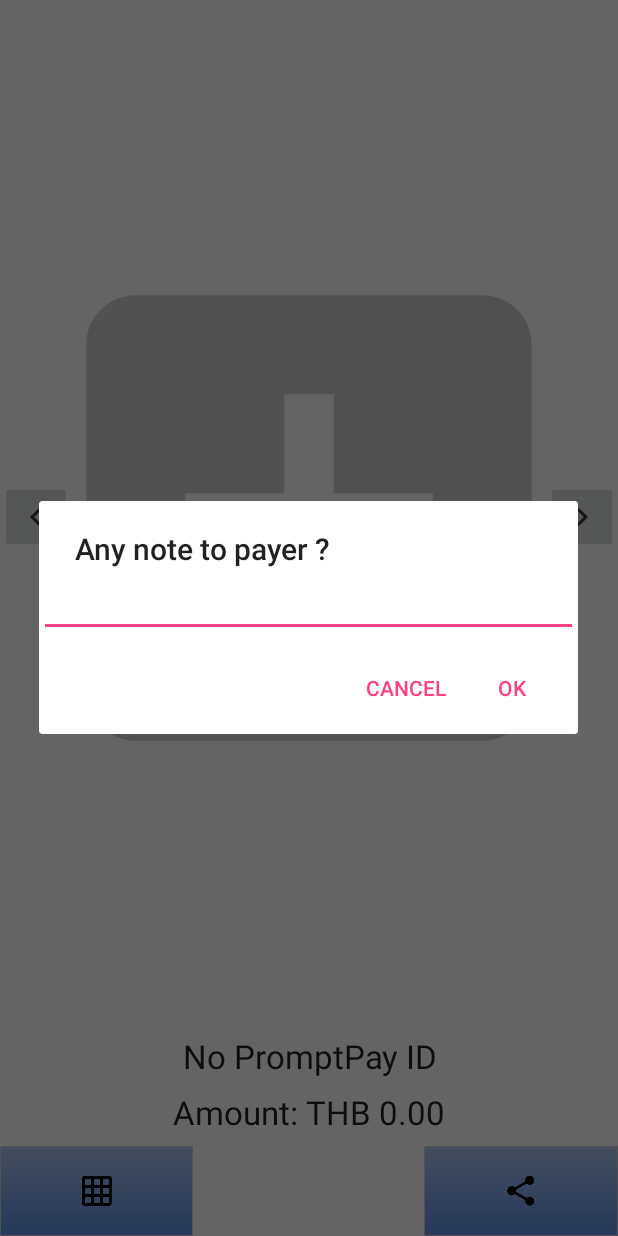
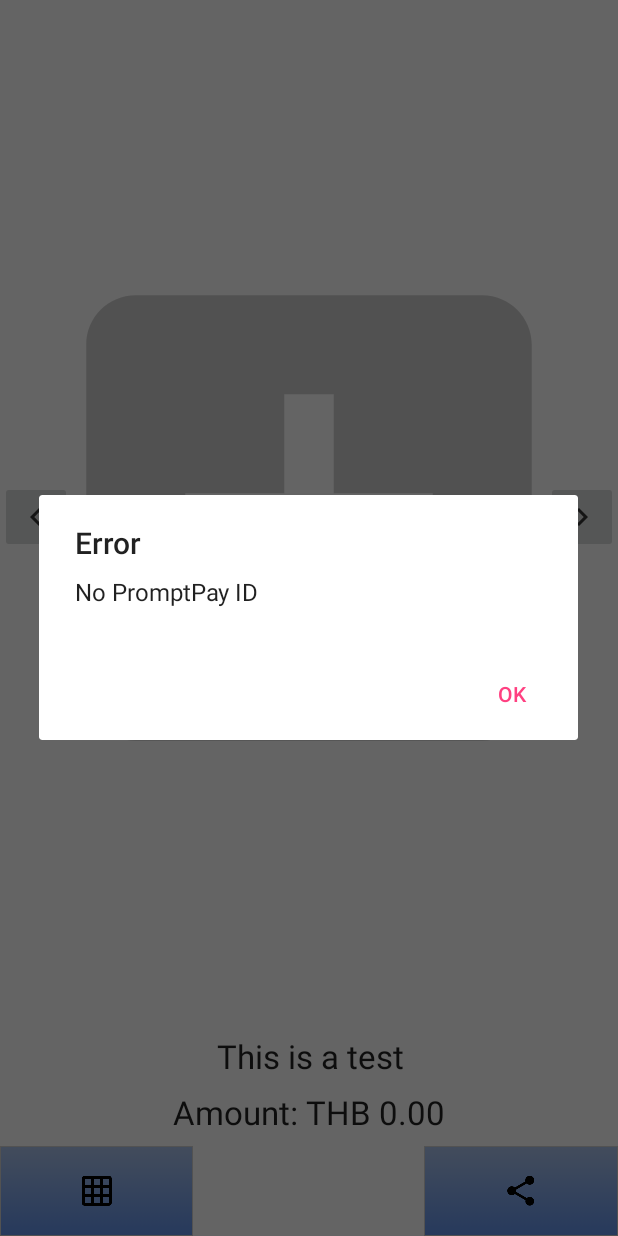
Before and after one commit to vacset/ppqrcalc, an Android app: the GenerateQrCodeActivity screen opened directly, with no data from a screen before it, after a tap on an icon or button, on a phone screen of 412 x 824 dp. Run offline under Robolectric (Android 15) with nearby library versions, the phone set to English and light mode, and no system bars; our stand-ins replace ButterKnife; libraries missing offline, so code that uses them is left out: com.github.amlcurran.showcaseview; 2 statements that could not run were skipped.

Commit message:
Fix NPE when click share button without promptpay ID. Now show proper error message.

```diff
--- a/app/build.gradle
+++ b/app/build.gradle
@@ -7,8 +7,8 @@ android {
         applicationId "seta.noip.me.ppcalculator"
         minSdkVersion 19
         targetSdkVersion 25
-        versionCode 10
-        versionName '1.9'
+        versionCode 11
+        versionName '2.0'
         testInstrumentationRunner "android.support.test.runner.AndroidJUnitRunner"
     }
     buildTypes {
--- a/app/src/main/java/seta/noip/me/ppcalculator/GenerateQrCodeActivity.java
+++ b/app/src/main/java/seta/noip/me/ppcalculator/GenerateQrCodeActivity.java
@@ -29,6 +29,8 @@ import com.github.amlcurran.showcaseview.ShowcaseView;
 import com.github.amlcurran.showcaseview.targets.Target;
 import com.github.amlcurran.showcaseview.targets.ViewTarget;
 
+import java.beans.PropertyChangeEvent;
+import java.beans.PropertyChangeListener;
 import java.io.File;
 import java.io.FileOutputStream;
 import java.io.IOException;
@@ -57,12 +59,16 @@ public class GenerateQrCodeActivity extends AppCompatActivity {
     private BigDecimal amount;
     private AnyId anyId;
 
+    public final PropertyChangeListener changeLsnr = new PropertyChangeListener() {
+        @Override
+        public void propertyChange(PropertyChangeEvent e) {
+            anyId = (AnyId) e.getNewValue();
+            setupAliasDisplay();
+        }
+    };
+
     public BigDecimal getAmount() {
         return amount;
-    }
-
-    public AnyId getAnyId() {
-        return  anyId;
     }
 
     @Override
@@ -71,9 +77,6 @@ public class GenerateQrCodeActivity extends AppCompatActivity {
         setContentView(R.layout.activity_generate_qr_code);
         ButterKnife.bind(this);
 
-        loadPreferencePPID();
-
-        setupAliasDisplay();
         setupHandlers();
 
         amount = (BigDecimal) getIntent().getSerializableExtra("amount");
@@ -94,20 +97,6 @@ public class GenerateQrCodeActivity extends AppCompatActivity {
             setupTutorialInputPPID();
         } else {
             setupTutorialChangePPID();
-        }
-    }
-
-    private void loadPreferencePPID() {
-        SharedPreferences pref = getPreferences(Context.MODE_PRIVATE);
-        AnyId id = new AnyId();
-        id.setIdType(pref.getString(getString(R.string.proxyType), null));
-        id.setIdValue(pref.getString(getString(R.string.proxy), null));
-        id.setAliasName(pref.getString(getString(R.string.alias), id.mask()));
-
-        if (null != id.getIdType() && null != id.getIdValue()) {
-            anyId = id;
-        } else {
-            anyId = null;
         }
     }
 
@@ -213,6 +202,21 @@ public class GenerateQrCodeActivity extends AppCompatActivity {
     }
 
     private void onClickShare() {
+        final Bitmap newImage = swipeFragmentAdapter.getQR(viewPager.getCurrentItem());
+        if (null == newImage) {
+            AlertDialog.Builder builder = new AlertDialog.Builder(this);
+            builder.setTitle(R.string.error_label);
+            builder.setMessage(R.string.promptpay_id_not_set);
+            builder.setNegativeButton("Ok", new DialogInterface.OnClickListener() {
+                @Override
+                public void onClick(DialogInterface dialog, int which) {
+                    dialog.cancel();
+                }
+            });
+
+            builder.show();
+            return;
+        }
 
         AlertDialog.Builder builder = new AlertDialog.Builder(this);
         builder.setTitle(R.string.share_note_label);
@@ -222,9 +226,6 @@ public class GenerateQrCodeActivity extends AppCompatActivity {
         // Specify the type of input expected; this, for example, sets the input as a password, and will mask the text
         input.setInputType(InputType.TYPE_CLASS_TEXT);
         builder.setView(input);
-        Fragment f = swipeFragmentAdapter.getItem(viewPager.getCurrentItem());
-        ImageView imgView = (ImageView) f.getView().findViewById(R.id.qrImageView);
-        final Bitmap newImage = ((BitmapDrawable)imgView.getDrawable()).getBitmap();
         // Set up the buttons
         builder.setPositiveButton("OK", new DialogInterface.OnClickListener() {
             @Override
@@ -361,4 +362,5 @@ public class GenerateQrCodeActivity extends AppCompatActivity {
             setupQrImage();
         }
     }
+
 }
--- a/app/src/main/java/seta/noip/me/ppcalculator/QrImageFragmentAdapter.java
+++ b/app/src/main/java/seta/noip/me/ppcalculator/QrImageFragmentAdapter.java
@@ -1,6 +1,8 @@
 package seta.noip.me.ppcalculator;
 
+import android.app.Activity;
 import android.content.Context;
+import android.content.SharedPreferences;
 import android.graphics.Bitmap;
 import android.graphics.BitmapFactory;
 import android.graphics.Canvas;
@@ -23,6 +25,8 @@ import com.google.zxing.WriterException;
 import com.google.zxing.common.BitMatrix;
 import com.google.zxing.qrcode.QRCodeWriter;
 
+import java.beans.PropertyChangeListener;
+import java.beans.PropertyChangeSupport;
 import java.math.BigDecimal;
 
 public class QrImageFragmentAdapter extends FragmentPagerAdapter {
@@ -36,9 +40,18 @@ public class QrImageFragmentAdapter extends FragmentPagerAdapter {
 
     @Override
     public Fragment getItem(int position) {
-        AnyId anyId = activity.getAnyId();
         BigDecimal amount = activity.getAmount();
-        return QrFragment.newInstance(activity, anyId, amount);
+        return QrFragment.newInstance(activity, position, amount, activity.changeLsnr);
+    }
+
+    @Nullable
+    public Bitmap getQR(int position) {
+        BigDecimal amount = activity.getAmount();
+        AnyId id = QrFragment.loadPreferencePPID(activity, position);
+        if (null == id) {
+            return null;
+        }
+        return QrFragment.showAnyIdQR(activity, id, amount);
     }
 
     @Override
@@ -47,6 +60,51 @@ public class QrImageFragmentAdapter extends FragmentPagerAdapter {
     }
 
     public static class QrFragment extends Fragment {
+        private AnyId anyId;
+        private final PropertyChangeSupport pcs = new PropertyChangeSupport(this);
+
+        public void addPropertyChangeListener(PropertyChangeListener listener) {
+            this.pcs.addPropertyChangeListener(listener);
+        }
+
+        public void removePropertyChangeListener(PropertyChangeListener listener) {
+            this.pcs.removePropertyChangeListener(listener);
+        }
+
+        private static AnyId loadPreferencePPID(Activity ctx, int position) {
+            SharedPreferences pref = ctx.getPreferences(Context.MODE_PRIVATE);
+            AnyId id = new AnyId();
+            if (position == 0) {
+                id.setIdType(pref.getString(ctx.getString(R.string.proxyType), null));
+                id.setIdValue(pref.getString(ctx.getString(R.string.proxy), null));
+                id.setAliasName(pref.getString(ctx.getString(R.string.alias), id.mask()));
+            } else {
+                id.setIdType(pref.getString(ctx.getString(R.string.proxyTypeIndex, position), null));
+                id.setIdValue(pref.getString(ctx.getString(R.string.proxyIndex, position), null));
+                id.setAliasName(pref.getString(ctx.getString(R.string.aliasIndex, position), id.mask()));
+            }
+
+            if (null != id.getIdType() && null != id.getIdValue()) {
+                return id;
+            } else {
+                return null;
+            }
+        }
+
+        public void setValue(AnyId anyId) {
+            AnyId oldValue = anyId;
+            this.anyId = anyId;
+            SharedPreferences pref = getActivity().getPreferences(Context.MODE_PRIVATE);
+            SharedPreferences.Editor editor = pref.edit();
+            if (null != anyId) {
+                editor.putString(getString(R.string.proxy), anyId.getIdValue());
+                editor.putString(getString(R.string.proxyType), anyId.getIdType());
+                editor.putString(getString(R.string.alias), anyId.getAliasName());
+                editor.apply();
+            }
+
+            this.pcs.firePropertyChange("anyId", oldValue, anyId);
+        }
 
         static Bitmap showUnknownQR(Context ctx) {
 
@@ -113,29 +171,28 @@ public class QrImageFragmentAdapter extends FragmentPagerAdapter {
             View swipeView = inflater.inflate(R.layout.swipe_fragment, container, false);
             ImageView imageView = (ImageView) swipeView.findViewById(R.id.qrImageView);
             Bundle bundle = getArguments();
-            Context ctx = getActivity();
-            AnyId anyId = new AnyId();
+            Activity ctx = getActivity();
             BigDecimal amount = (BigDecimal) bundle.getSerializable(ctx.getString(R.string.amount));
-            anyId.setIdType(bundle.getString(ctx.getString(R.string.proxyType)));
-            anyId.setIdValue(bundle.getString(ctx.getString(R.string.proxy)));
+            int position = bundle.getInt("position");
+            anyId = loadPreferencePPID(ctx, position);
 
-            if (null == anyId.getIdType() && null == anyId.getIdValue()) {
+            if (null == anyId) {
                 imageView.setImageResource(R.drawable.ic_add_box_black_24dp);
             } else {
                 imageView.setImageBitmap(showAnyIdQR(ctx, anyId, amount));
+                this.pcs.firePropertyChange("anyId", null, anyId);
             }
+
             return swipeView;
         }
 
-        static QrFragment newInstance(Context ctx, AnyId anyId, BigDecimal amount) {
+        static QrFragment newInstance(Context ctx, int position, BigDecimal amount, PropertyChangeListener changeLsnr) {
             QrFragment swipeFragment = new QrFragment();
             Bundle bundle = new Bundle();
             bundle.putSerializable(ctx.getString(R.string.amount), amount);
-            if (null != anyId) {
-                bundle.putString(ctx.getString(R.string.proxyType), anyId.getIdType());
-                bundle.putString(ctx.getString(R.string.proxy), anyId.getIdValue());
-            }
+            bundle.putInt("position", position);
             swipeFragment.setArguments(bundle);
+            swipeFragment.addPropertyChangeListener(changeLsnr);
             return swipeFragment;
         }
     }
--- a/app/src/main/res/values/strings.xml
+++ b/app/src/main/res/values/strings.xml
@@ -10,6 +10,9 @@
     <string name="proxyType" translatable="false">proxyType</string>
     <string name="proxy" translatable="false">proxy</string>
     <string name="alias" translatable="false">alias</string>
+    <string name="proxyTypeIndex" translatable="false">proxyType.%1$d</string>
+    <string name="proxyIndex" translatable="false">proxy.%1$d</string>
+    <string name="aliasIndex" translatable="false">alias.%1$d</string>
     <string name="amount" translatable="false">amount</string>
 
     <!-- labels -->
```
